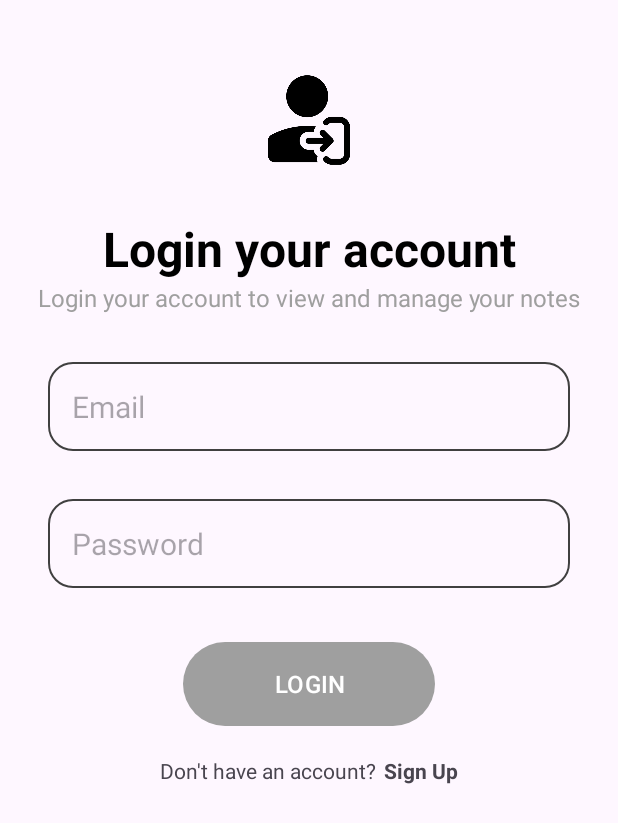
After one commit to maxchtse/Note-app, an Android app: the LoginActivity screen opened directly, with no data from a screen before it, on a phone screen of 412 x 824 dp. The commit adds this screen. Shown: the top 823 px of the screen. Run offline under Robolectric (Android 15) with nearby library versions, the phone set to English and light mode, and no system bars; our stand-ins replace Firebase (no records; nobody signed in at launch, a user with empty details on screens opened directly).

Commit message:
Create loginActivity

```diff
--- a/app/src/main/AndroidManifest.xml
+++ b/app/src/main/AndroidManifest.xml
@@ -12,6 +12,9 @@
         android:supportsRtl="true"
         android:theme="@style/Theme.NoteApp"
         tools:targetApi="31">
+        <activity
+            android:name=".LoginActivity"
+            android:exported="false" />
         <activity
             android:name=".CreateAccountActivity"
             android:exported="false" />
--- a/app/src/main/java/com/company/noteapp/CreateAccountActivity.java
+++ b/app/src/main/java/com/company/noteapp/CreateAccountActivity.java
@@ -63,7 +63,7 @@ public class CreateAccountActivity extends AppCompatActivity {
                         changeInProgressBar(false);
                         // Successfully create account
                         if (task.isSuccessful()) {
-                            Toast.makeText(CreateAccountActivity.this, "Successfully create account. Verify at your email", Toast.LENGTH_SHORT).show();
+                            Utility.showToast(CreateAccountActivity.this, "Successfully create account. Verify at your email");
                             firebaseAuth.getCurrentUser().sendEmailVerification();
                             firebaseAuth.signOut();
                             finish();
--- /dev/null
+++ b/app/src/main/java/com/company/noteapp/LoginActivity.java
@@ -0,0 +1,96 @@
+package com.company.noteapp;
+
+import androidx.annotation.NonNull;
+import androidx.appcompat.app.AppCompatActivity;
+
+import android.content.Intent;
+import android.os.Bundle;
+import android.util.Patterns;
+import android.view.View;
+import android.widget.Button;
+import android.widget.EditText;
+import android.widget.ProgressBar;
+import android.widget.TextView;
+import android.widget.Toast;
+
+import com.google.android.gms.tasks.OnCompleteListener;
+import com.google.android.gms.tasks.Task;
+import com.google.firebase.auth.AuthResult;
+import com.google.firebase.auth.FirebaseAuth;
+
+public class LoginActivity extends AppCompatActivity {
+
+    EditText emailEditTest, passwordEditText;
+    Button loginBtn;
+    ProgressBar progressBar;
+    TextView createBtnTextView;
+
+    @Override
+    protected void onCreate(Bundle savedInstanceState) {
+        super.onCreate(savedInstanceState);
+        setContentView(R.layout.activity_login);
+
+        emailEditTest = findViewById(R.id.email_edit_text);
+        passwordEditText = findViewById(R.id.password_edit_text);
+        loginBtn = findViewById(R.id.login_account_btn);
+        progressBar = findViewById(R.id.progress_bar);
+        createBtnTextView = findViewById(R.id.goto_signup);
+
+        loginBtn.setOnClickListener(v -> loginAccount());
+        createBtnTextView.setOnClickListener(v -> startActivity(new Intent(LoginActivity.this, CreateAccountActivity.class)));
+    }
+
+    void loginAccount() {
+        String email = emailEditTest.getText().toString();
+        String password = passwordEditText.getText().toString();
+
+        boolean isValidated = validateData(email, password);
+        if(!isValidated) {
+            return;
+        }
+
+        loginAccountInFirebase(email, password);
+    }
+
+    void loginAccountInFirebase(String email, String password) {
+        FirebaseAuth firebaseAuth = FirebaseAuth.getInstance();
+        changeInProgressBar(true);
+        firebaseAuth.signInWithEmailAndPassword(email, password).addOnCompleteListener(new OnCompleteListener<AuthResult>() {
+            @Override
+            public void onComplete(@NonNull Task<AuthResult> task) {
+                changeInProgressBar(false);
+                if (task.isSuccessful()) {
+                    if(firebaseAuth.getCurrentUser().isEmailVerified()) {
+                        // Go to notes view if successfully login
+                    } else {
+                        // Failed to login
+                        Toast.makeText(LoginActivity.this, task.getException().getLocalizedMessage(),Toast.LENGTH_SHORT).show();
+                }
+            }
+            }
+        });
+    }
+
+    void changeInProgressBar(boolean inProgress) {
+        if(inProgress) {
+            progressBar.setVisibility(View.VISIBLE);
+            loginBtn.setVisibility(View.GONE);
+        } else {
+            progressBar.setVisibility(View.GONE);
+            loginBtn.setVisibility(View.VISIBLE);
+        }
+    }
+
+    /* Validate the user input data with the stored firebase data */
+    boolean validateData(String email, String password) {
+        if (!Patterns.EMAIL_ADDRESS.matcher(email).matches()) {
+            emailEditTest.setError("Invalid Email");
+            return false;
+        } else if (password.length() < 8) {
+            passwordEditText.setError("Password length should not less than 8 characters");
+            return false;
+        }
+        return true;
+    }
+
+}
--- /dev/null
+++ b/app/src/main/java/com/company/noteapp/Utility.java
@@ -0,0 +1,10 @@
+package com.company.noteapp;
+
+import android.content.Context;
+import android.widget.Toast;
+
+public class Utility {
+    static void showToast(Context context, String message) {
+        Toast.makeText(context, message, Toast.LENGTH_SHORT).show();
+    }
+}
--- /dev/null
+++ b/app/src/main/res/layout/activity_login.xml
@@ -0,0 +1,123 @@
+<?xml version="1.0" encoding="utf-8"?>
+<RelativeLayout xmlns:android="http://schemas.android.com/apk/res/android"
+    xmlns:app="http://schemas.android.com/apk/res-auto"
+    xmlns:tools="http://schemas.android.com/tools"
+    android:layout_width="match_parent"
+    android:layout_height="match_parent"
+    android:layout_marginVertical="16dp"
+    android:layout_marginHorizontal="16dp"
+    tools:context=".LoginActivity">
+
+    <ImageView
+        android:layout_width="64dp"
+        android:layout_height="64dp"
+        android:layout_centerHorizontal="true"
+        android:layout_marginVertical="32dp"
+        android:src="@drawable/login_icon"
+        android:id="@+id/login_icon">
+    </ImageView>
+
+    <LinearLayout
+        android:layout_width="match_parent"
+        android:layout_height="wrap_content"
+        android:layout_below="@+id/login_icon"
+        android:orientation="vertical"
+        android:id="@+id/loginAccount_text">
+
+        <TextView
+            android:layout_width="match_parent"
+            android:layout_height="wrap_content"
+            android:text="Login your account"
+            android:textStyle="bold"
+            android:textSize="32sp"
+            android:textColor="@color/black"
+            android:textAlignment="center" />
+
+        <TextView
+            android:layout_width="match_parent"
+            android:layout_height="wrap_content"
+            android:text="Login your account to view and manage your notes"
+            android:textSize="16sp"
+            android:textColor="@color/primary_color"
+            android:textAlignment="center" />
+    </LinearLayout>
+
+    <LinearLayout
+        android:layout_width="match_parent"
+        android:layout_height="wrap_content"
+        android:layout_below="@id/loginAccount_text"
+        android:layout_marginVertical="16dp"
+        android:layout_marginLeft="16sp"
+        android:layout_marginRight="16sp"
+        android:orientation="vertical"
+        android:id="@+id/login_account_form">
+
+        <EditText
+            android:layout_width="match_parent"
+            android:layout_height="wrap_content"
+            android:layout_marginTop="16dp"
+            android:hint="Email"
+            android:inputType="textEmailAddress"
+            android:textSize="20sp"
+            android:background="@drawable/rounded_corner"
+            android:padding="16dp"
+            android:id="@+id/email_edit_text">
+        </EditText>
+
+        <EditText
+            android:layout_width="match_parent"
+            android:layout_height="wrap_content"
+            android:layout_marginTop="32dp"
+            android:hint="Password"
+            android:inputType="numberPassword"
+            android:textSize="20sp"
+            android:background="@drawable/rounded_corner"
+            android:padding="16dp"
+            android:id="@+id/password_edit_text">
+        </EditText>
+
+        <ProgressBar
+            android:layout_width="24dp"
+            android:layout_height="24dp"
+            android:layout_margin="24dp"
+            android:layout_gravity="center"
+            android:visibility="gone"
+            android:id="@+id/progress_bar">
+        </ProgressBar>
+
+        <com.google.android.material.button.MaterialButton
+            android:layout_width="168dp"
+            android:layout_height="64dp"
+            android:layout_marginTop="32dp"
+            android:layout_gravity="center"
+            android:text="LOGIN"
+            android:textColor="@color/white"
+            android:textSize="16sp"
+            android:id="@+id/login_account_btn">
+        </com.google.android.material.button.MaterialButton>
+    </LinearLayout>
+
+    <LinearLayout
+        android:layout_width="match_parent"
+        android:layout_height="wrap_content"
+        android:layout_below="@id/login_account_form"
+        android:orientation="horizontal"
+        android:gravity="center">
+
+        <TextView
+            android:layout_width="wrap_content"
+            android:layout_height="wrap_content"
+            android:text="Don't have an account?">
+        </TextView>
+
+        <TextView
+            android:layout_width="wrap_content"
+            android:layout_height="wrap_content"
+            android:paddingLeft="5dp"
+            android:text="Sign Up"
+            android:textStyle="bold"
+            android:id="@+id/goto_signup">
+        </TextView>
+    </LinearLayout>
+
+</RelativeLayout>
```
Also changed, not shown: app/src/main/res/drawable/login_icon.png (added).
